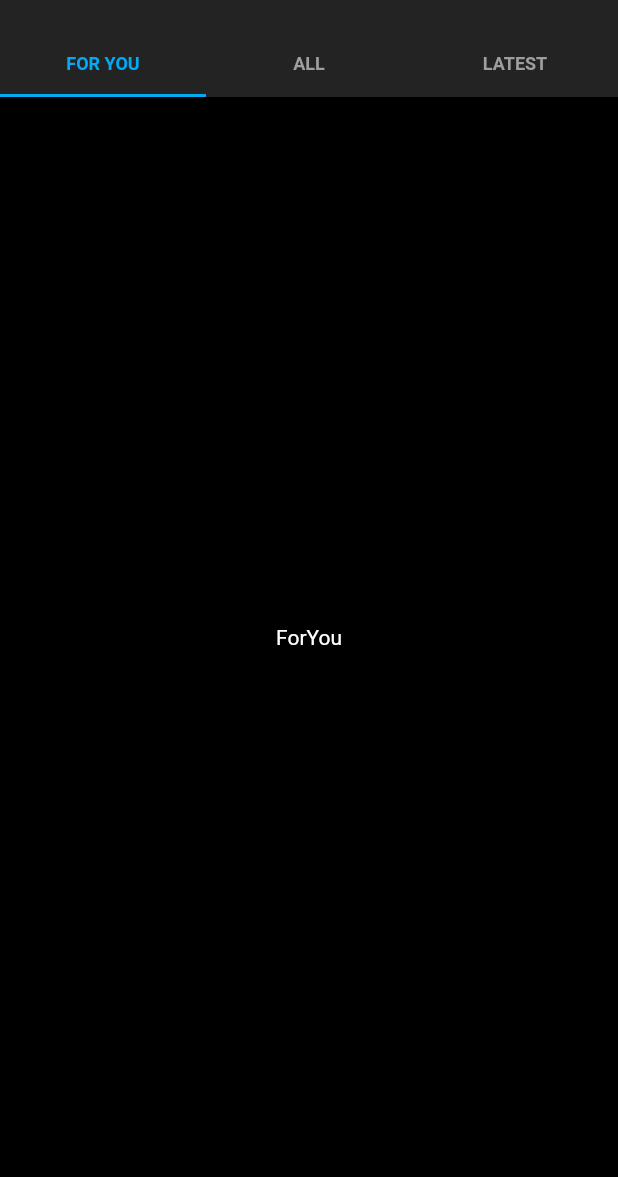
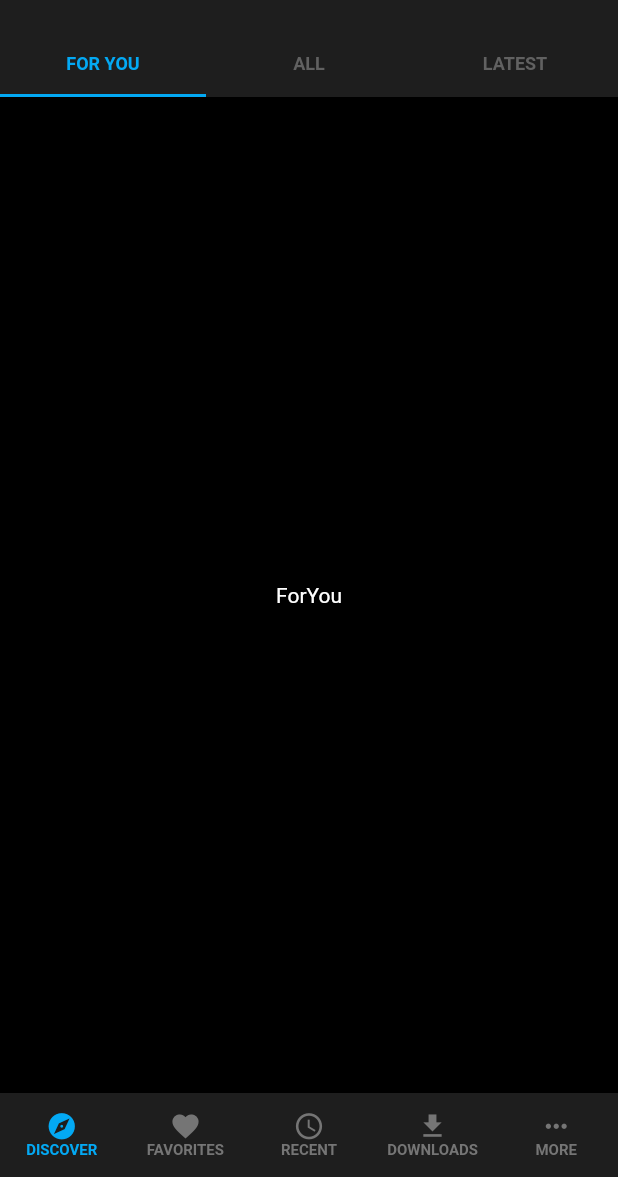
Before and after one commit to DaviChavesPinheiro/manga-rock, a Flutter app: the screen it shows after launch, on a phone screen of 412 x 824 dp, the part 59-1236 px from its top. Run offline on Flutter 3.47's test engine with Material 2 defaults, Android fonts, the phone set to English and light mode, and no system bars.

Commit message:
BottonBar: Criei todo o frontEnd (disco, favor, recen, downl, more)

```diff
--- a/lib/main.dart
+++ b/lib/main.dart
@@ -1,5 +1,4 @@
 import 'package:flutter/material.dart';
-import 'package:manga_rock/screens/forYou_screen.dart';
 import 'package:manga_rock/screens/tabs_screen.dart';
 
 void main() => runApp(MyApp());
@@ -10,9 +9,10 @@ class MyApp extends StatelessWidget {
     return MaterialApp(
       title: 'Manga Rock',
       theme: ThemeData(
-        primaryColor: Color.fromRGBO(35, 35, 35, 1),
+        primaryColor: Color.fromRGBO(30, 30, 30, 1),
         accentColor: Colors.lightBlue,
         canvasColor: Colors.black,
+        unselectedWidgetColor: Colors.grey[700],
         textTheme: ThemeData().textTheme.copyWith(
               headline: TextStyle(
                 fontSize: 17,
--- a/lib/screens/tabs_screen.dart
+++ b/lib/screens/tabs_screen.dart
@@ -21,7 +21,7 @@ class TabsScreen extends StatelessWidget {
           ],
           bottom: TabBar(
             labelColor: Theme.of(context).accentColor,
-            unselectedLabelColor: Colors.grey,
+            unselectedLabelColor: Theme.of(context).unselectedWidgetColor,
             labelStyle: TextStyle(fontSize: 12, fontWeight: FontWeight.w600),
             tabs: [
               Container(
@@ -49,6 +49,59 @@ class TabsScreen extends StatelessWidget {
             LatestScreen(),
           ],
         ),
+        bottomNavigationBar: BottomNavigationBar(
+          backgroundColor: Theme.of(context).primaryColor,
+          selectedItemColor: Theme.of(context).accentColor,
+          unselectedItemColor: Colors.grey[600],
+          iconSize: 21,
+          selectedFontSize: 10,
+          unselectedFontSize: 10,
+          selectedLabelStyle: TextStyle(fontWeight: FontWeight.w600),
+          unselectedLabelStyle: TextStyle(fontWeight: FontWeight.w600),
+          type: BottomNavigationBarType.fixed,
+          items: [
+            BottomNavigationBarItem(
+              icon: Icon(Icons.explore),
+              title: Container(
+                height: 18,
+                alignment: Alignment.bottomCenter,
+                child: Text('DISCOVER'),
+              ),
+            ),
+            BottomNavigationBarItem(
+              icon: Icon(Icons.favorite),
+              title: Container(
+                height: 18,
+                alignment: Alignment.bottomCenter,
+                child: Text('FAVORITES'),
+              ),
+            ),
+            BottomNavigationBarItem(
+              icon: Icon(Icons.access_time),
+              title: Container(
+                height: 18,
+                alignment: Alignment.bottomCenter,
+                child: Text('RECENT'),
+              ),
+            ),
+            BottomNavigationBarItem(
+              icon: Icon(Icons.file_download),
+              title: Container(
+                height: 18,
+                alignment: Alignment.bottomCenter,
+                child: Text('DOWNLOADS'),
+              ),
+            ),
+            BottomNavigationBarItem(
+              icon: Icon(Icons.more_horiz),
+              title: Container(
+                height: 18,
+                alignment: Alignment.bottomCenter,
+                child: Text('MORE'),
+              ),
+            ),
+          ],
+        ),
       ),
     );
   }
```
